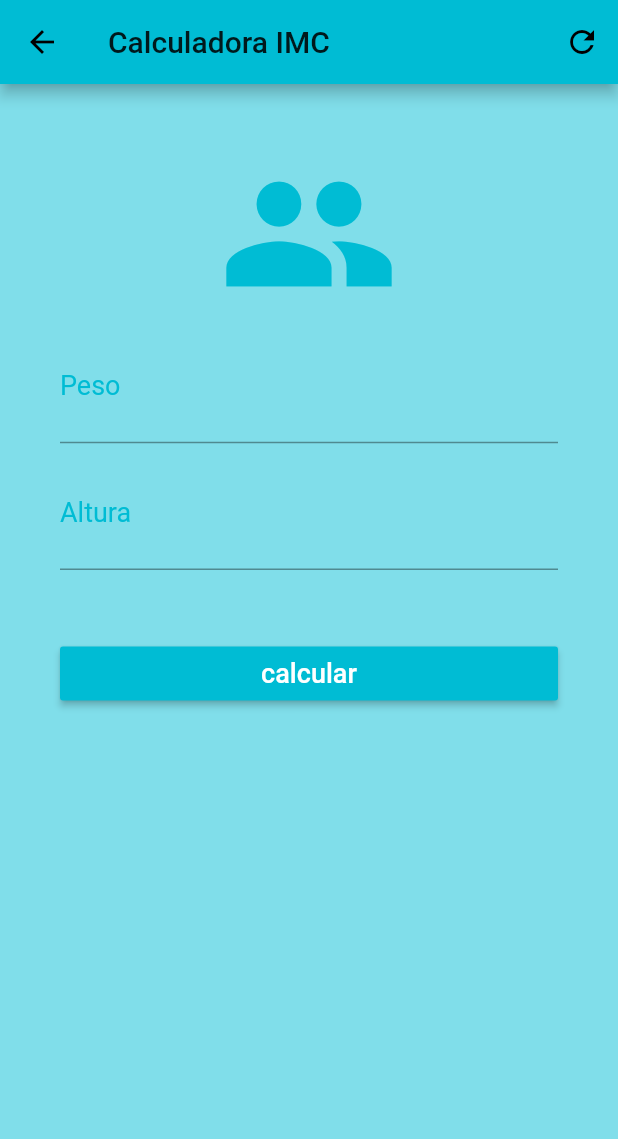
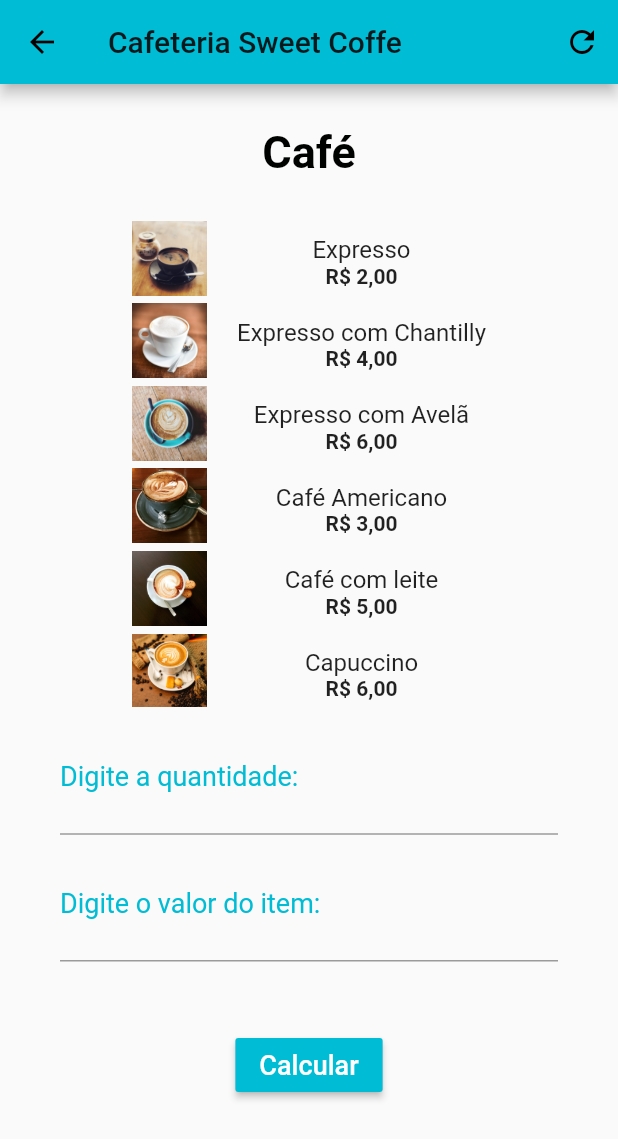
Before and after one commit to anmeneghin/Flutter_Cafeteria, a Flutter app: the TelaPrincipal screen opened directly, after a tap on the "refresh" icon, on a phone screen of 412 x 824 dp. Shown: the top 1139 px of the screen. Run offline on Flutter 3.47's test engine with Material 2 defaults, Android fonts, the phone set to English and light mode, and no system bars.

Commit message:
Aplicativo Cafeteria em Flutter

```diff
--- a/lib/cafe_page.dart
+++ b/lib/cafe_page.dart
@@ -2,25 +2,24 @@ import 'dart:math';
 
 import 'package:flutter/material.dart';
 
-void main(){
-
-  runApp(
-      MaterialApp(
-        debugShowCheckedModeBanner: false,
-        title: 'Calculadora IMC',
-
-        theme: ThemeData(
-          primaryColor: Colors.blue[900],
-          backgroundColor: Colors.grey[100],
-          fontFamily: 'Roboto',
+Widget titleSection = Container(
+    child: Column(
+      mainAxisAlignment: MainAxisAlignment.spaceAround,
+      children: [
+        Padding(
+          padding: const EdgeInsets.all(8.0),
+          child: Text(
+            'Café',
+            style: TextStyle(
+              color: new Color(0XFF000200),
+              fontWeight: FontWeight.bold,
+              fontSize: 30.0,
             ),
-
-        home: TelaPrincipal(),
-
+          ),
+        ),
+      ],
     )
 );
-
-}
 
 class TelaPrincipal extends StatefulWidget {
   @override
@@ -33,61 +32,148 @@ class _TelaPrincipalState extends State<TelaPrincipal> {
   var formKey = GlobalKey<FormState>();
 
   //Armazer valores do peso e altura
-  var txtPeso = TextEditingController();
-  var txtAltura = TextEditingController();
+  var txtQuantidade = TextEditingController();
+  var txtValor = TextEditingController();
 
   @override
   Widget build(BuildContext context) {
     return Scaffold(
 
       appBar: AppBar(
-        title: Text('Calculadora IMC'),
-        backgroundColor: Theme.of(context).primaryColor,
+        title: Text('Cafeteria Sweet Coffe'),
+        backgroundColor: Theme
+            .of(context)
+            .primaryColor,
         actions: [
           IconButton(
               icon: Icon(Icons.refresh),
-              onPressed: (){
+              onPressed: () {
                 //debugPrint("botão acionado.");
 
                 setState(() {
-                  txtPeso.text = "";
-                  txtAltura.text = "";
+                  txtQuantidade.text = "";
+                  txtValor.text = "";
                 });
-
               }
           )
         ],
       ),
-
-      backgroundColor: Theme.of(context).backgroundColor,
-
       body:
       SingleChildScrollView(
         child: Container(
-          padding: EdgeInsets.all(40),
+            padding: EdgeInsets.only(
+              top: 20,
+              left: 20,
+              right: 20,
+
+            ),
+            child: Column(
+              children: [
+                titleSection,
+                Container(
+                  padding: EdgeInsets.all(20),
                   child: Form(
-
                     key: formKey,
-
                     child: Column(
-              crossAxisAlignment: CrossAxisAlignment.stretch,
                       children: [
-                Icon(
-                    Icons.people ,
-                    size: 120,
-                    color: Theme.of(context).primaryColor
+                        Row(
+                          mainAxisAlignment: MainAxisAlignment.center,
+                          children: [
+                            Column(
+                              children: [
+                                SizedBox(
+                                    width: 50,
+                                    height: 50,
+                                    child: Image.asset(
+                                        'imagens/cafe_preto.jpg')
+                                ),
+                                SizedBox(height: 5,),
+                                SizedBox(
+                                    width: 50,
+                                    height: 50,
+                                    child: Image.asset(
+                                        'imagens/cafe_chantilly.jpeg')
+                                ),
+                                SizedBox(height: 5,),
+                                SizedBox(
+                                    width: 50,
+                                    height: 50,
+                                    child: Image.asset(
+                                        'imagens/cafe.jpg')
+                                ),
+                                SizedBox(height: 5,),
+                                SizedBox(
+                                    width: 50,
+                                    height: 50,
+                                    child: Image.asset(
+                                        'imagens/cafe_copo3.jpeg')
+                                ),
+                                SizedBox(height: 5,),
+                                SizedBox(
+                                    width: 50,
+                                    height: 50,
+                                    child: Image.asset(
+                                        'imagens/latte.jpeg')
+                                ),
+                                SizedBox(height: 5,),
+                                SizedBox(
+                                    width: 50,
+                                    height: 50,
+                                    child: Image.asset(
+                                        'imagens/cafe_copo2.jpg')
+                                ),
+                                SizedBox(height: 5,),
+                              ],
+                            ),
+                            SizedBox(width: 20,),
+                            Column(
+                              children: [
+                                Text('Expresso', style: TextStyle(fontSize: 16),),
+                                Text('R\$ 2,00', style: TextStyle(
+                                  fontSize: 14, fontWeight: FontWeight.bold,)),
+                                SizedBox(height: 20,),
+                                Text('Expresso com Chantilly',
+                                  style: TextStyle(fontSize: 16),),
+                                Text('R\$ 4,00', style: TextStyle(
+                                  fontSize: 14, fontWeight: FontWeight.bold,)),
+                                SizedBox(height: 20,),
+                                Text('Expresso com Avelã',
+                                  style: TextStyle(fontSize: 16),),
+                                Text('R\$ 6,00', style: TextStyle(
+                                  fontSize: 14, fontWeight: FontWeight.bold,)),
+                                SizedBox(height: 20,),
+                                Text('Café Americano',
+                                  style: TextStyle(fontSize: 16),),
+                                Text('R\$ 3,00', style: TextStyle(
+                                  fontSize: 14, fontWeight: FontWeight.bold,)),
+                                SizedBox(height: 20,),
+                                Text('Café com leite',
+                                  style: TextStyle(fontSize: 16),),
+                                Text('R\$ 5,00', style: TextStyle(
+                                  fontSize: 14, fontWeight: FontWeight.bold,)),
+                                SizedBox(height: 20,),
+                                Text('Capuccino',
+                                  style: TextStyle(fontSize: 16),),
+                                Text('R\$ 6,00', style: TextStyle(
+                                  fontSize: 14, fontWeight: FontWeight.bold,)),
+                              ],
+                            ),
+                          ],
                         ),
 
-                campoTexto("Peso", txtPeso),
-                campoTexto("Altura", txtAltura),
-                botao("calcular"),
-
+                        campoTexto("Digite a quantidade:", txtQuantidade),
+                        campoTexto("Digite o valor do item: ", txtValor),
+                        botao("Calcular"),
                       ],
                     ),
                   ),
                 ),
+
+              ],
+            )
+
         ),
-
+      ),
     );
   }
 
@@ -138,10 +224,10 @@ class _TelaPrincipalState extends State<TelaPrincipal> {
 
           if (formKey.currentState.validate()){
             setState(() {
-              double peso = double.parse(txtPeso.text);
-              double altura = double.parse(txtAltura.text);
-              double imc = peso / pow(altura,2);
-              caixaDialogo('IMC: ${imc.toStringAsFixed(2)}');
+              double quant = double.parse(txtQuantidade.text);
+              double valor = double.parse(txtValor.text);
+              double resultado = quant*valor;
+              caixaDialogo('Valor: ${resultado.toStringAsFixed(2)}');
             });
           }
 
@@ -159,7 +245,7 @@ class _TelaPrincipalState extends State<TelaPrincipal> {
         context: context,
         builder: (BuildContext context){
           return AlertDialog(
-            title: Text('Resultado', style: TextStyle(fontSize: 12)),
+            title: Text('Total a pagar', style: TextStyle(fontSize: 12)),
             content: Text(msg, style: TextStyle(fontSize: 16)),
             actions: [
               FlatButton(
--- a/lib/cafe_soma_resultado.dart
+++ /dev/null
@@ -1,73 +0,0 @@
-import 'package:flutter/material.dart';
-
-//
-// TELA RESULTADO
-//
-class TelaResultado extends StatefulWidget {
-  @override
-  _TelaResultadoState createState() => _TelaResultadoState();
-}
-
-class _TelaResultadoState extends State<TelaResultado> {
-  @override
-  Widget build(BuildContext context) {
-
-    //
-    // Recuperar os dados da Tela Principal
-    //
-    Map dados = ModalRoute.of(context).settings.arguments;
-    double resultado;
-
-    if ( dados != null){
-
-      if ( dados['operacao'] == '+'){
-        resultado = double.parse(dados['valor1'])+double.parse(dados['valor2']);
-      }else if ( dados['operacao'] == '-'){
-        resultado = double.parse(dados['valor1'])-double.parse(dados['valor2']);
-      }
-
-    }else{
-      Navigator.pop(context);
-    }
-
-
-    return Scaffold(
-      resizeToAvoidBottomPadding: false,
-      appBar: AppBar(
-        title: Text('Cafeteria Sweet Coffe'),
-        backgroundColor: Theme
-            .of(context)
-            .primaryColor,
-        actions: [
-          IconButton(
-              icon: Icon(Icons.favorite)
-          )
-        ],
-      ),
-
-      body: Container(
-        padding: EdgeInsets.all(60),
-        child: Column(
-          crossAxisAlignment: CrossAxisAlignment.stretch,
-          children: [
-            Text('Valor 1', style: TextStyle(fontSize: 16),),
-            Text(dados['valor1'], style: TextStyle(fontSize: 26, fontWeight: FontWeight.bold,)),
-            SizedBox(height: 10,),
-
-            Text('Valor 2', style: TextStyle(fontSize: 16),),
-            Text(dados['valor2'], style: TextStyle(fontSize: 26, fontWeight: FontWeight.bold,)),
-            SizedBox(height: 10,),
-
-            Text('Operação', style: TextStyle(fontSize: 16),),
-            Text(dados['operacao'], style: TextStyle(fontSize: 26, fontWeight: FontWeight.bold,)),
-            SizedBox(height: 30,),
-
-            Text('Resultado', style: TextStyle(fontSize: 16, fontWeight: FontWeight.bold),),
-            Text(resultado.toStringAsFixed(2), style: TextStyle(fontSize: 26, fontWeight: FontWeight.bold,)),
-
-          ],
-        ),
-      ),
-    );
-  }
-}
```
Also changed, not shown: imagens/cafe_chantilly.jpeg (added), imagens/cafe_preto.jpg (added), imagens/latte.jpeg (added). Lines whose indentation alone changed are shown as unchanged.
